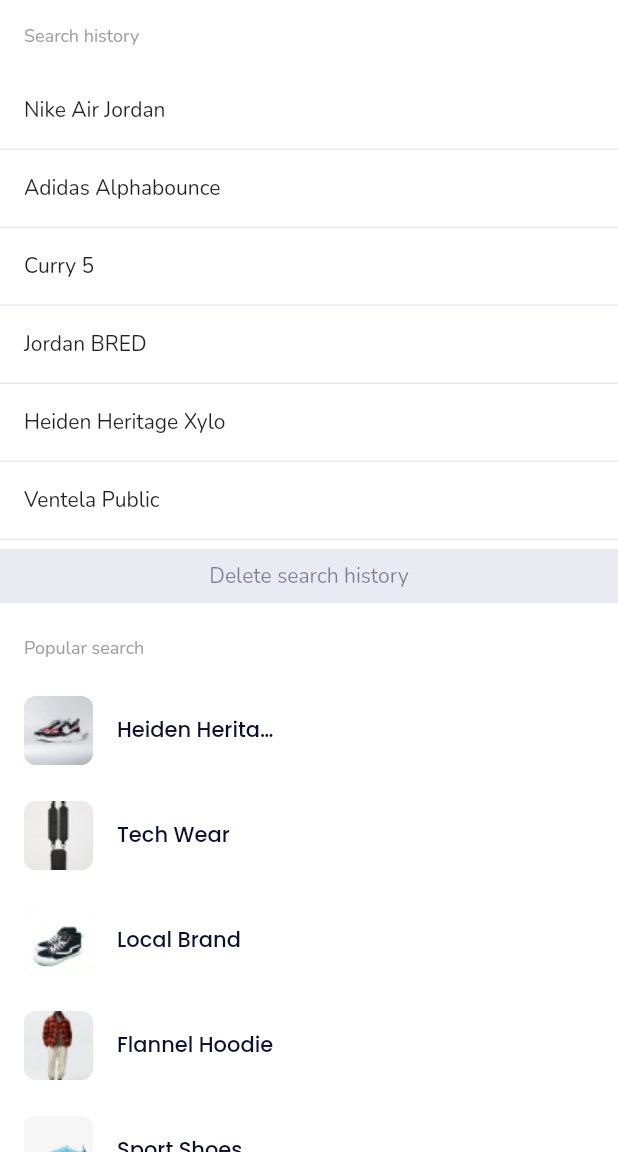
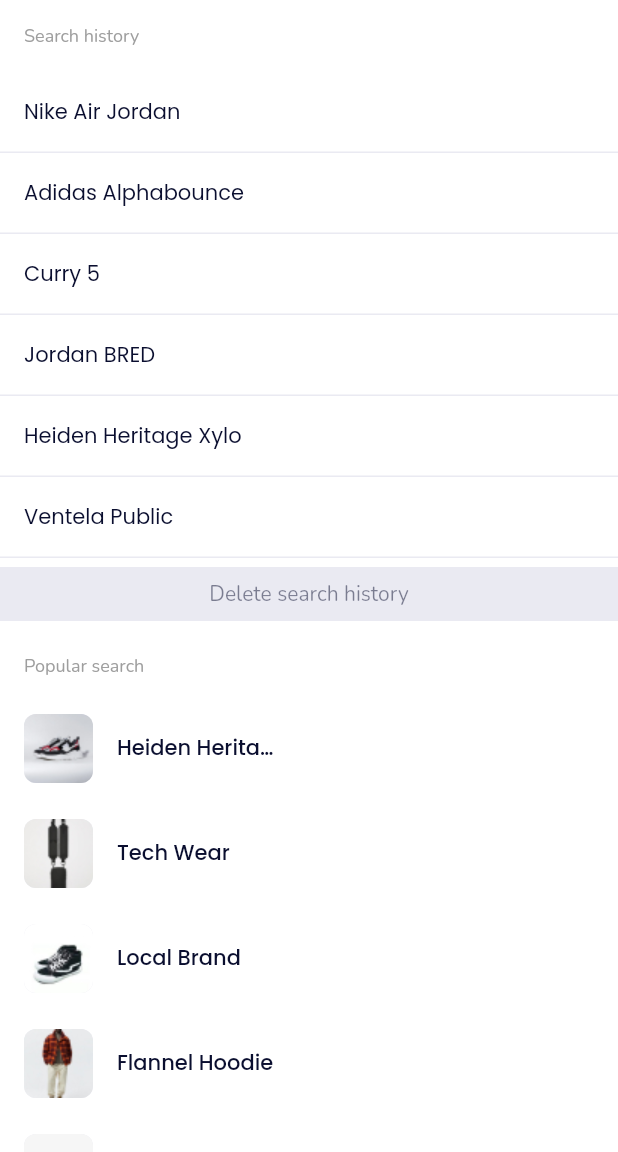
Before and after one commit to Prefix-code/Zynora, a Flutter app: the SearchPage screen opened directly, on a phone screen of 412 x 824 dp, the part 84-1236 px from its top. Run offline on Flutter 3.47's test engine with Material 2 defaults, Android fonts, the phone set to English and light mode, and no system bars; our stand-ins replace flutter_rating_bar, flutter_svg, pin_code_fields, smooth_page_indicator, smooth_star_rating_null_safety; missing offline and left inert: pecahan_rupiah, your_app.

Commit message:
Update search_history_tile.dart

```diff
--- a/lib/views/widgets/search_history_tile.dart
+++ b/lib/views/widgets/search_history_tile.dart
@@ -3,19 +3,23 @@ import 'package:marketky/constant/app_color.dart';
 import 'package:marketky/core/model/Search.dart';
 
 class SearchHistoryTile extends StatelessWidget {
-  SearchHistoryTile({@required this.data, @required this.onTap});
+  final SearchHistory data;
+  final VoidCallback onTap; // ✅ Better callback type
 
-  final SearchHistory data;
-  final Function onTap;
+  const SearchHistoryTile({
+    Key? key,
+    required this.data,
+    required this.onTap,
+  }) : super(key: key);
 
   @override
   Widget build(BuildContext context) {
-    return GestureDetector(
+    return InkWell( // ✅ Better touch feedback
       onTap: onTap,
       child: Container(
-        width: MediaQuery.of(context).size.width,
-        padding: EdgeInsets.all(16),
-        decoration: BoxDecoration(
+        width: double.infinity,
+        padding: const EdgeInsets.all(16),
+        decoration: const BoxDecoration(
           color: Colors.white,
           border: Border(
             bottom: BorderSide(
@@ -24,7 +28,16 @@ class SearchHistoryTile extends StatelessWidget {
             ),
           ),
         ),
-        child: Text('${data.title}'),
+        child: Text(
+          data.title,
+          style: const TextStyle(
+            fontSize: 14,
+            color: AppColor.secondary,
+            fontFamily: 'Poppins',
+          ),
+          maxLines: 1,
+          overflow: TextOverflow.ellipsis, // ✅ Avoids text overflow
+        ),
       ),
     );
   }
```
